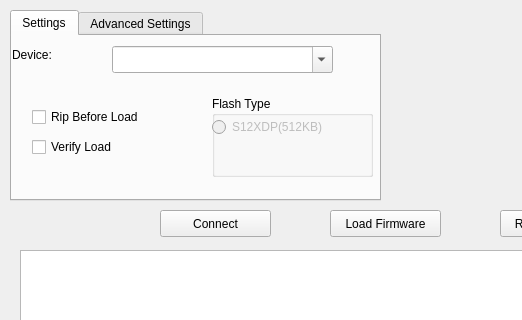
seank/freeems-loader, file src/freeems_loader.ui: the form before one commit; both pictures show x 0 to 522 and y 0 to 320 of the 800 by 547 pixel window.
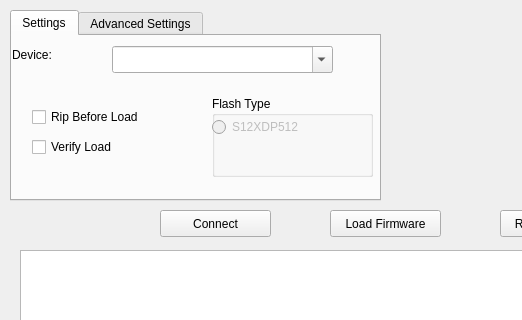
The form after the commit. Icons and pictures are not drawn.

Patch:
```diff
--- a/src/freeems_loader.ui
+++ b/src/freeems_loader.ui
@@ -223,7 +223,7 @@
        </rect>
       </property>
       <property name="text">
-       <string>S12XDP(512KB)</string>
+       <string>S12XDP512</string>
       </property>
      </widget>
     </widget>
```
Left out of the diff: 20 changed lines with no effect on the pictures.
